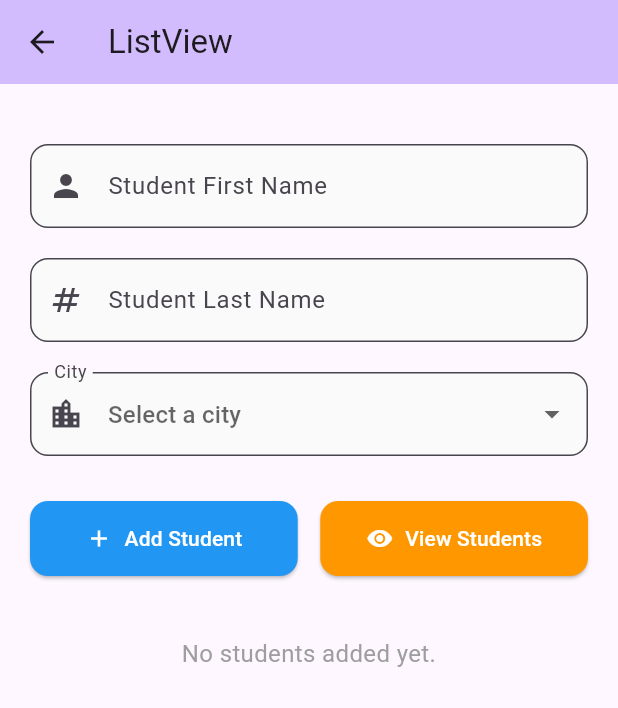
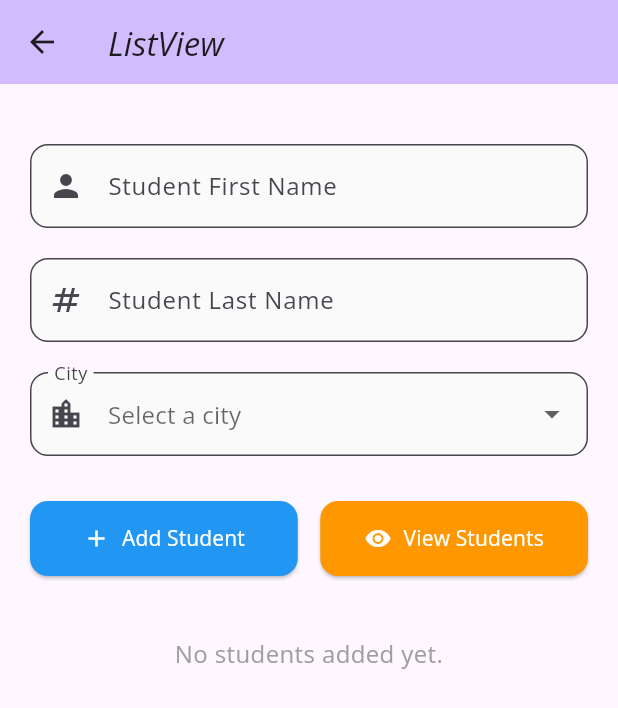
Before and after one commit to Garima-Shrestha/flutter_for_college, a Flutter app: the ListViewScreen screen opened directly, on a phone screen of 412 x 824 dp. Shown: the top 708 px of the screen. Run offline on Flutter 3.47's test engine with Material 3 defaults, Android fonts, the phone set to English and light mode, and no system bars.

Commit message:
Font and theme

```diff
--- a/lib/screens/listview_screen.dart
+++ b/lib/screens/listview_screen.dart
@@ -31,7 +31,7 @@ class _ListViewScreenState extends State<ListViewScreen> {
   Widget build(BuildContext context) {
     return Scaffold(
       appBar: AppBar(
-        title: const Text('ListView'),
+        title: const Text('ListView', style: TextStyle(fontFamily: 'OpenSans Italic')),
         backgroundColor: Theme.of(context).colorScheme.inversePrimary,
       ),
       body: SingleChildScrollView(
```
Also changed, not shown: lib/app.dart (+4 -6 lines), lib/theme/theme_data.dart (added, +9 -0 lines), pubspec.yaml (+13 -5 lines), assets/fonts/OpenSans-Bold.ttf (added), assets/fonts/OpenSans-Italic.ttf (added), assets/fonts/OpenSans-Regular.ttf (added).
